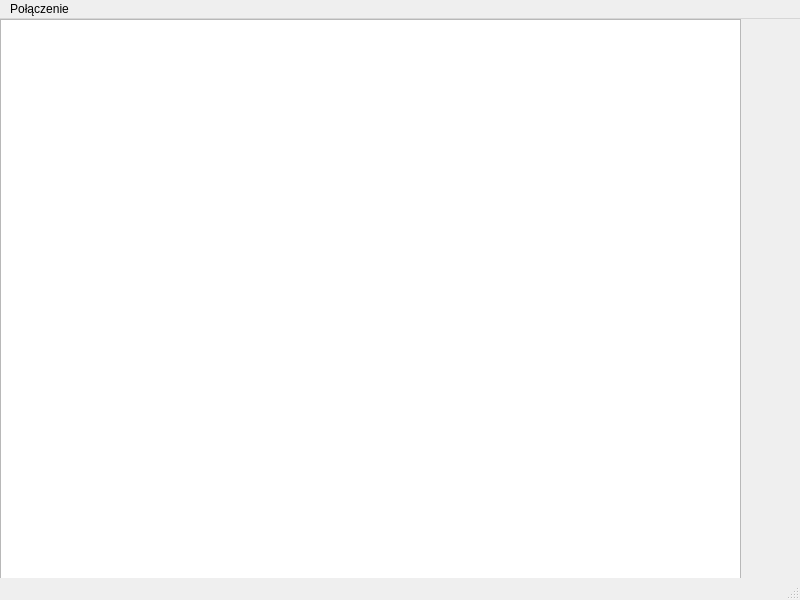
Before: the Qt Designer form Karbowy/StacjaPracownika/mainwindow.ui in zarazek/-TIN-Karbowy, drawn with Qt 5.
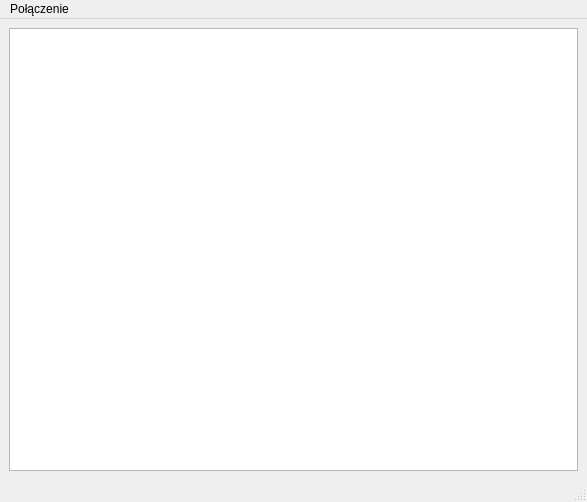
After: the same form once the commit is applied.

```diff
--- a/Karbowy/StacjaPracownika/mainwindow.ui
+++ b/Karbowy/StacjaPracownika/mainwindow.ui
@@ -6,32 +6,27 @@
    <rect>
     <x>0</x>
     <y>0</y>
-    <width>800</width>
-    <height>600</height>
+    <width>587</width>
+    <height>502</height>
    </rect>
   </property>
   <property name="windowTitle">
    <string>Stacja pracownika</string>
   </property>
   <widget class="QWidget" name="centralwidget">
-   <widget class="QTableView" name="tableView">
-    <property name="geometry">
-     <rect>
-      <x>0</x>
-      <y>0</y>
-      <width>741</width>
-      <height>611</height>
-     </rect>
-    </property>
-   </widget>
+   <layout class="QVBoxLayout" name="verticalLayout">
+    <item>
+     <widget class="QTableView" name="tableView"/>
+    </item>
+   </layout>
   </widget>
   <widget class="QMenuBar" name="menubar">
    <property name="geometry">
     <rect>
      <x>0</x>
      <y>0</y>
-     <width>800</width>
-     <height>19</height>
+     <width>587</width>
+     <height>27</height>
     </rect>
    </property>
    <widget class="QMenu" name="connectionMenu">
```
Left out of the diff: 12 changed lines with no effect on the pictures.
